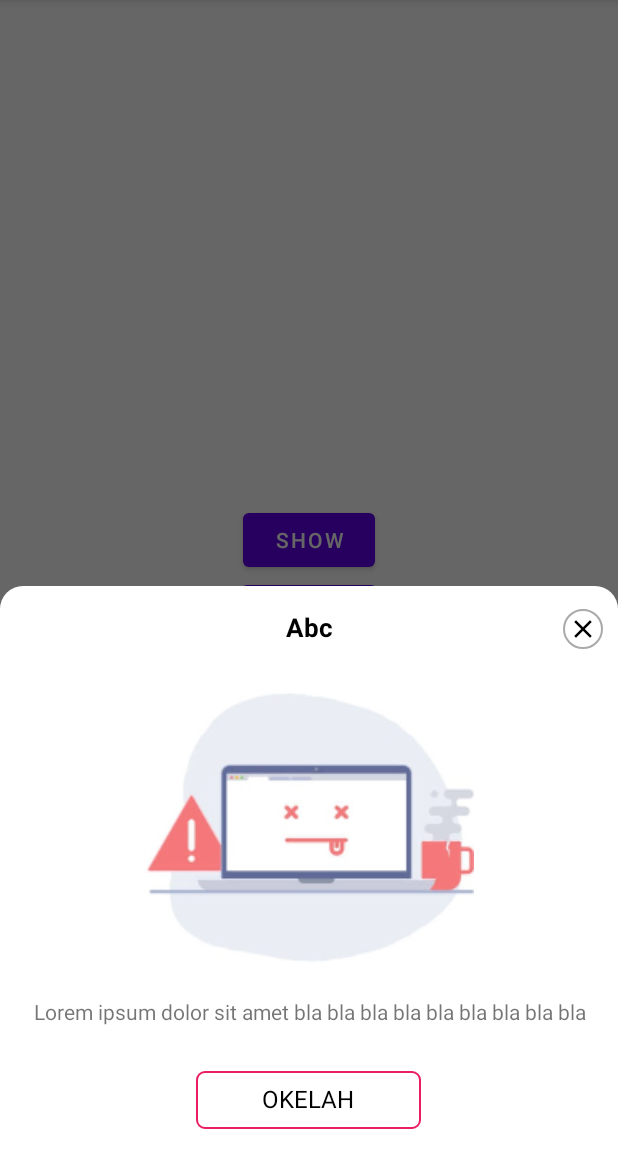
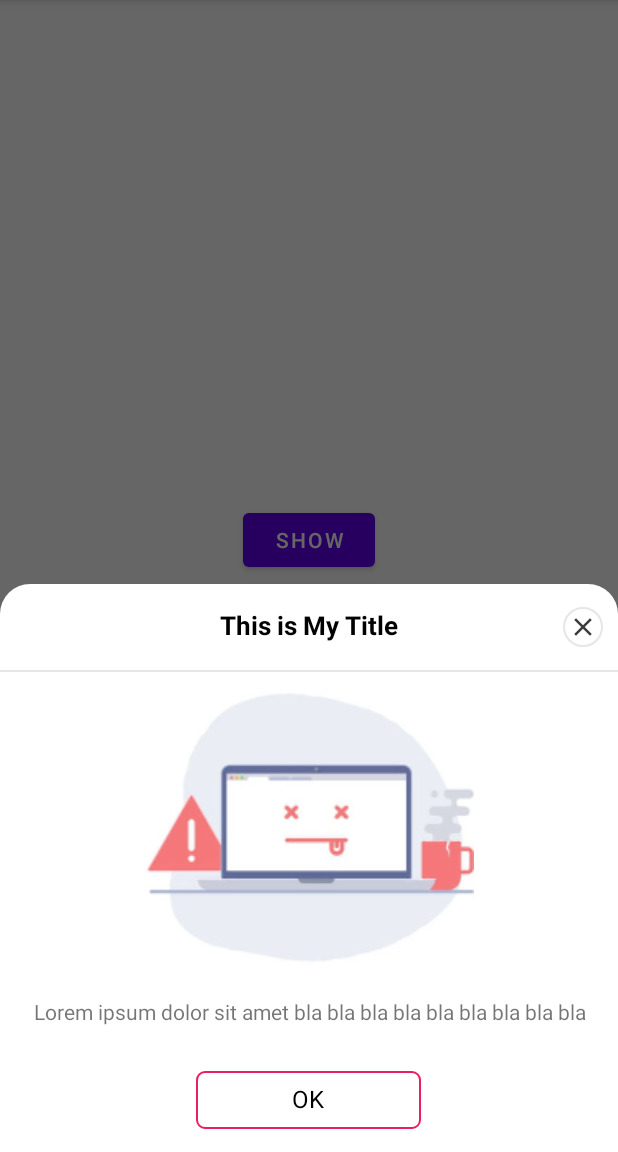
Before and after one commit to eriffanani/QuickBottomSheet, an Android app: the screen it shows after launch (MainActivity), after a tap on "SHOW", on a phone screen of 412 x 824 dp, the part 84-1236 px from its top. Run offline under Robolectric (Android 15) with nearby library versions, the phone set to English and light mode, and no system bars.

Commit message:
change divider color

```diff
--- a/app/src/main/java/com/erif/quickbottomsheet/MainActivity.java
+++ b/app/src/main/java/com/erif/quickbottomsheet/MainActivity.java
@@ -17,14 +17,14 @@ public class MainActivity extends AppCompatActivity {
         setContentView(R.layout.activity_main);
 
         QuickBottomSheet.Builder builder = new QuickBottomSheet.Builder(getSupportFragmentManager(), true);
-        builder.setTitle("Abc", true);
-        builder.setTitleLine(false);
+        builder.setTitle("This is My Title", true);
+        //builder.setTitleLine(false);
         builder.setIllustration(R.mipmap.illustration);
         builder.setMessage("Lorem ipsum dolor sit amet bla bla bla bla bla bla bla bla bla", true);
         builder.setCancelable(true);
         builder.showCloseButton(true);
         builder.setSingleButton(new BottomSheetButtonSingle(
-                "OKELAH", android.R.color.black,
+                "OK", android.R.color.black,
                 R.drawable.custom_bg_button, Dialog::dismiss
         ));
         //builder.setFont(R.font.chelon);
--- a/build.gradle
+++ b/build.gradle
@@ -5,7 +5,7 @@ buildscript {
         mavenCentral()
     }
     dependencies {
-        classpath 'com.android.tools.build:gradle:7.3.1'
+        classpath 'com.android.tools.build:gradle:8.0.2'
 
         // NOTE: Do not place your application dependencies here; they belong
         // in the individual module build.gradle files
@@ -16,6 +16,7 @@ allprojects {
     repositories {
         google()
         mavenCentral()
+        maven { url 'https://jitpack.io' }
         //jcenter() // Warning: this repository is going to shut down soon
     }
 }
--- a/gradle.properties
+++ b/gradle.properties
@@ -15,3 +15,6 @@ org.gradle.jvmargs=-Xmx2048m -Dfile.encoding=UTF-8
 # Android operating system, and which are packaged with your app"s APK
 # https://developer.android.com/topic/libraries/support-library/androidx-rn
 android.useAndroidX=true
+android.defaults.buildfeatures.buildconfig=true
+android.nonTransitiveRClass=false
+android.nonFinalResIds=false
--- a/quickBottomSheet/src/main/java/com/erif/library/QuickBottomSheet.java
+++ b/quickBottomSheet/src/main/java/com/erif/library/QuickBottomSheet.java
@@ -1,14 +1,15 @@
  package com.erif.library;
 
-import android.animation.Animator;
-import android.animation.ValueAnimator;
 import android.annotation.SuppressLint;
  import android.app.Dialog;
+import android.graphics.Color;
 import android.graphics.Typeface;
+import android.graphics.drawable.ColorDrawable;
 import android.os.Bundle;
  import android.view.Gravity;
  import android.view.LayoutInflater;
  import android.view.View;
+import android.view.WindowManager;
 import android.widget.ImageView;
  import android.widget.LinearLayout;
  import android.widget.RelativeLayout;
@@ -22,6 +23,8 @@ import androidx.core.content.ContextCompat;
  import androidx.core.content.res.ResourcesCompat;
  import androidx.fragment.app.FragmentManager;
 
+import com.erif.CountDown.CountDown;
+import com.erif.library.animation.QuickBottomSheetAnimation;
  import com.erif.library.button.BottomSheetButtonSingle;
  import com.erif.library.callback.BottomSheetMultipleCallback;
  import com.erif.library.callback.BottomSheetSingleCallback;
@@ -29,7 +32,6 @@ import com.google.android.material.bottomsheet.BottomSheetDialogFragment;
 
 public class QuickBottomSheet extends BottomSheetDialogFragment {
 
-    private LinearLayout layParent;
     private int fontID;
     private FragmentManager fragmentManager;
     private Dialog dialog;
@@ -88,7 +90,7 @@ public class QuickBottomSheet extends BottomSheetDialogFragment {
         dialog = super.onCreateDialog(savedInstanceState);
         LayoutInflater inflater = LayoutInflater.from(requireContext());
         View contentView = inflater.inflate(R.layout.quick_bottom_sheet, null, false);
-        layParent = contentView.findViewById(R.id.quick_bottom_sheet_layParent);
+        LinearLayout layParent = contentView.findViewById(R.id.quick_bottom_sheet_layParent);
         TextView txtTitle = contentView.findViewById(R.id.quick_bottom_sheet_txtTitle);
         TextView txtMessage = contentView.findViewById(R.id.quick_bottom_sheet_txtMessage);
         RelativeLayout layClose = contentView.findViewById(R.id.quick_bottom_sheet_layClose);
@@ -124,7 +126,9 @@ public class QuickBottomSheet extends BottomSheetDialogFragment {
                 txtMessage.setGravity(Gravity.CENTER);
         }
         layClose.setVisibility(closeButton ? View.VISIBLE : View.GONE);
-        layClose.setOnClickListener(view -> dismiss());
+        layClose.setOnClickListener(view -> {
+            new CountDown(300L, this::dismiss);
+        });
 
         viewLine.setVisibility(useLine ? View.VISIBLE : View.GONE);
         if (illustration != 0) {
@@ -163,109 +167,7 @@ public class QuickBottomSheet extends BottomSheetDialogFragment {
         }
 
         dialog.setContentView(contentView);
-
-        layParent.post(() -> {
-            /*ValueAnimator anim = ValueAnimator.ofFloat(0.8f, 1f);
-            anim.setDuration(300);
-            anim.addUpdateListener(valueAnimator -> {
-                float value = (float) valueAnimator.getAnimatedValue();
-                layParent.setScaleX(value);
-                layParent.setScaleY(value);
-                layParent.setAlpha(value);
-            });
-            anim.start();*/
-
-            float bottom_sheet_margin_top = getResources().getDimension(R.dimen.bottom_sheet_margin_top) * -1;
-            float bottom_sheet_trans = getResources().getDimension(R.dimen.bottom_sheet_trans);
-
-            ValueAnimator anim3 = ValueAnimator.ofFloat(bottom_sheet_trans, 0f);
-            anim3.setDuration(200);
-            anim3.addUpdateListener(valueAnimator -> {
-                float value = (float) valueAnimator.getAnimatedValue();
-                layParent.setTranslationY(value);
-            });
-
-            ValueAnimator anim2 = ValueAnimator.ofFloat(bottom_sheet_margin_top, bottom_sheet_trans);
-            anim2.setDuration(200);
-            anim2.addUpdateListener(valueAnimator -> {
-                float value = (float) valueAnimator.getAnimatedValue();
-                layParent.setTranslationY(value);
-            });
-            anim2.addListener(new Animator.AnimatorListener() {
-                @Override
-                public void onAnimationStart(@NonNull Animator animator) {
-
-                }
-
-                @Override
-                public void onAnimationEnd(@NonNull Animator animator) {
-                    anim3.start();
-                }
-
-                @Override
-                public void onAnimationCancel(@NonNull Animator animator) {
-
-                }
-
-                @Override
-                public void onAnimationRepeat(@NonNull Animator animator) {
-
-                }
-            });
-
-            ValueAnimator anim = ValueAnimator.ofFloat(0f, bottom_sheet_margin_top);
-            anim.setDuration(200);
-            anim.addUpdateListener(valueAnimator -> {
-                float value = (float) valueAnimator.getAnimatedValue();
-                layParent.setTranslationY(value);
-            });
-            anim.addListener(new Animator.AnimatorListener() {
-                @Override
-                public void onAnimationStart(@NonNull Animator animator) {
-
-                }
-
-                @Override
-                public void onAnimationEnd(@NonNull Animator animator) {
-                    anim2.start();
-                }
-
-                @Override
-                public void onAnimationCancel(@NonNull Animator animator) {
-
-                }
-
-                @Override
-                public void onAnimationRepeat(@NonNull Animator animator) {
-
-                }
-            });
-            anim.start();
-
-            /*ValueAnimator delay = ValueAnimator.ofInt(0, 500);
-            delay.setDuration(100);
-            delay.addListener(new Animator.AnimatorListener() {
-                @Override
-                public void onAnimationStart(@NonNull Animator animator) {
-
-                }
-
-                @Override
-                public void onAnimationEnd(@NonNull Animator animator) {
-                    anim.start();
-                }
-
-                @Override
-                public void onAnimationCancel(@NonNull Animator animator) {
-
-                }
-
-                @Override
-                public void onAnimationRepeat(@NonNull Animator animator) {
-
-                }
-            });*/
-        });
+        QuickBottomSheetAnimation.bounce(layParent);
 
         return dialog;
     }
--- a/quickBottomSheet/src/main/res/drawable/bg_bottom_sheet_rounded.xml
+++ b/quickBottomSheet/src/main/res/drawable/bg_bottom_sheet_rounded.xml
@@ -5,7 +5,7 @@
 
     <solid android:color="@android:color/white"/>
     <corners
-        android:topLeftRadius="15dp"
-        android:topRightRadius="15dp"/>
+        android:topLeftRadius="20dp"
+        android:topRightRadius="20dp"/>
 
 </shape>
--- a/quickBottomSheet/src/main/res/drawable/bg_close_bottom_sheet.xml
+++ b/quickBottomSheet/src/main/res/drawable/bg_close_bottom_sheet.xml
@@ -1,11 +1,29 @@
 <?xml version="1.0" encoding="utf-8"?>
-<shape
+<ripple
     xmlns:android="http://schemas.android.com/apk/res/android"
-    android:shape="oval">
+    android:color="@color/quick_bottom_sheet_ripple_color">
 
-    <solid android:color="@android:color/transparent"/>
-    <stroke
-        android:color="#AAAAAA"
-        android:width="1dp"/>
+    <item
+        android:id="@android:id/mask">
 
-</shape>
+        <shape
+            android:shape="oval">
+            <solid android:color="@color/quick_bottom_sheet_ripple_color"/>
+            <stroke
+                android:color="@color/quick_bottom_sheet_divider_color"
+                android:width="1dp"/>
+        </shape>
+
+    </item>
+
+    <item>
+        <shape
+            android:shape="oval">
+            <solid android:color="@android:color/transparent"/>
+            <stroke
+                android:color="@color/quick_bottom_sheet_divider_color"
+                android:width="1dp"/>
+        </shape>
+    </item>
+
+</ripple>
--- a/quickBottomSheet/src/main/res/drawable/ic_close_black.xml
+++ b/quickBottomSheet/src/main/res/drawable/ic_close_black.xml
@@ -4,6 +4,6 @@
     android:viewportWidth="24"
     android:viewportHeight="24">
   <path
-      android:fillColor="#000000"
+      android:fillColor="#3C3C3C"
       android:pathData="M19,6.41L17.59,5 12,10.59 6.41,5 5,6.41 10.59,12 5,17.59 6.41,19 12,13.41 17.59,19 19,17.59 13.41,12z"/>
 </vector>
--- a/quickBottomSheet/src/main/res/layout/quick_bottom_sheet.xml
+++ b/quickBottomSheet/src/main/res/layout/quick_bottom_sheet.xml
@@ -49,7 +49,8 @@
                     android:layout_width="20dp"
                     android:layout_height="20dp"
                     android:layout_centerInParent="true"
-                    android:src="@drawable/ic_close_black" />
+                    android:src="@drawable/ic_close_black"
+                    tools:ignore="ContentDescription" />
 
             </RelativeLayout>
 
@@ -59,7 +60,7 @@
             android:id="@+id/quick_bottom_sheet_lineView"
             android:layout_width="match_parent"
             android:layout_height="1dp"
-            android:background="#E3E3E3"/>
+            android:background="@color/quick_bottom_sheet_divider_color"/>
 
         <ImageView
             android:id="@+id/quick_bottom_sheet_imgIllustration"
@@ -69,7 +70,8 @@
             android:adjustViewBounds="true"
             android:layout_marginTop="10dp"
             android:layout_marginBottom="10dp"
-            android:visibility="gone"/>
+            android:visibility="gone"
+            tools:ignore="ContentDescription" />
 
         <TextView
             android:id="@+id/quick_bottom_sheet_txtMessage"
--- /dev/null
+++ b/quickBottomSheet/src/main/res/values/colors.xml
@@ -0,0 +1,7 @@
+<?xml version="1.0" encoding="utf-8"?>
+<resources>
+
+    <color name="quick_bottom_sheet_ripple_color">#D1D1D1</color>
+    <color name="quick_bottom_sheet_divider_color">#E6E6E6</color>
+
+</resources>
```
Also changed, not shown: app/build.gradle (+6 -6 lines), quickBottomSheet/build.gradle (+7 -6 lines), quickBottomSheet/src/main/java/com/erif/library/animation/QuickBottomSheetAnimation.java (added, +125 -0 lines), gradle/wrapper/gradle-wrapper.properties. Lines whose indentation alone changed are shown as unchanged.
